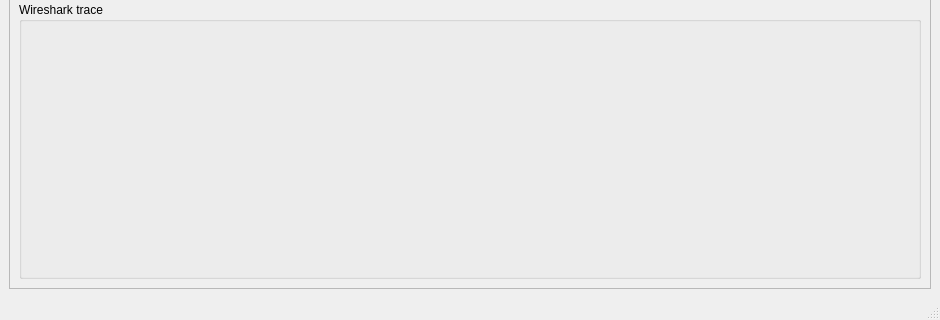
This is gui/results.ui in ElNiak/PANTHER as Qt 5 draws it before an edit; both pictures show x 0 to 940 and y 378 to 698 of the 940 by 698 pixel window. The edited form follows.
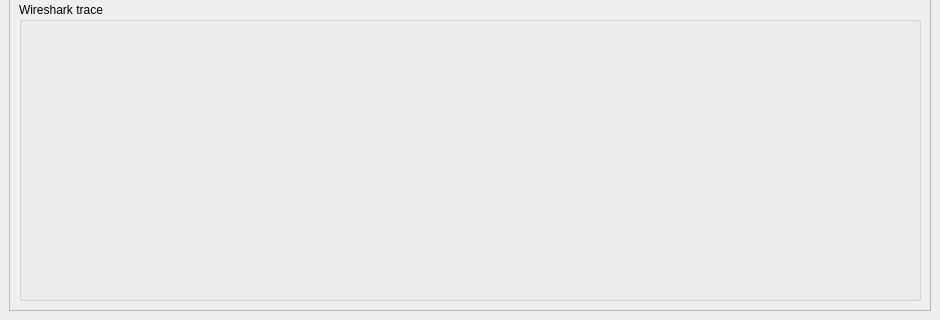
This is the edited form.

Patch:
```diff
--- a/gui/results.ui
+++ b/gui/results.ui
@@ -274,7 +274,7 @@
          <x>0</x>
          <y>0</y>
          <width>920</width>
-         <height>218</height>
+         <height>240</height>
         </rect>
        </property>
        <layout class="QVBoxLayout" name="verticalLayout_9">
@@ -291,7 +291,6 @@
     </item>
    </layout>
   </widget>
-  <widget class="QStatusBar" name="statusbar"/>
   <widget class="QMenuBar" name="menubar">
    <property name="geometry">
     <rect>
```
Left out of the diff: 14 changed lines with no effect on the pictures.
